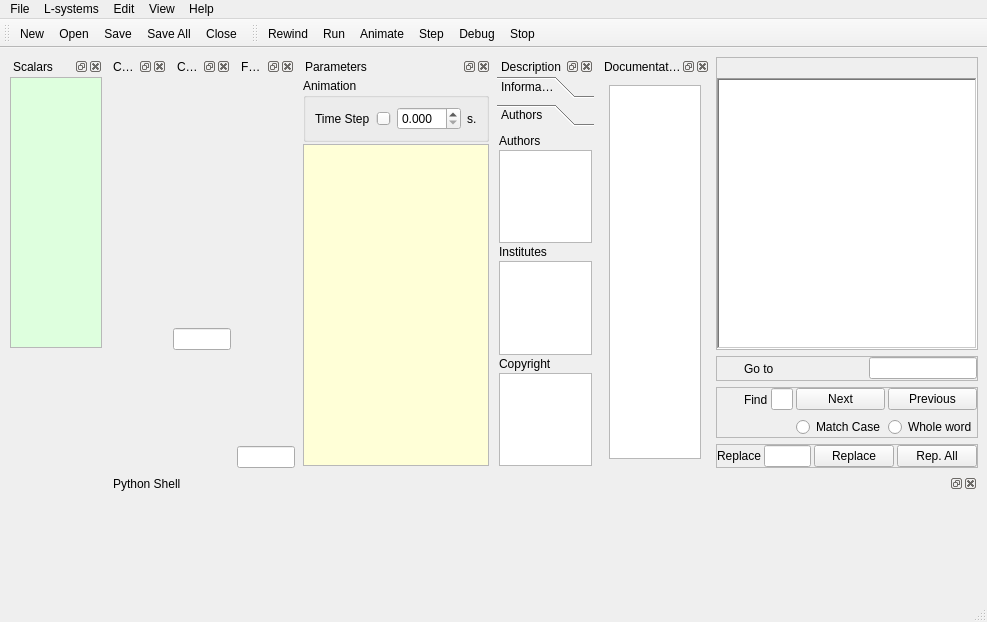
This is src/openalea/lpy/gui/lpymainwindow.ui in openalea/lpy as Qt 5 draws it before an edit. The edited form follows.
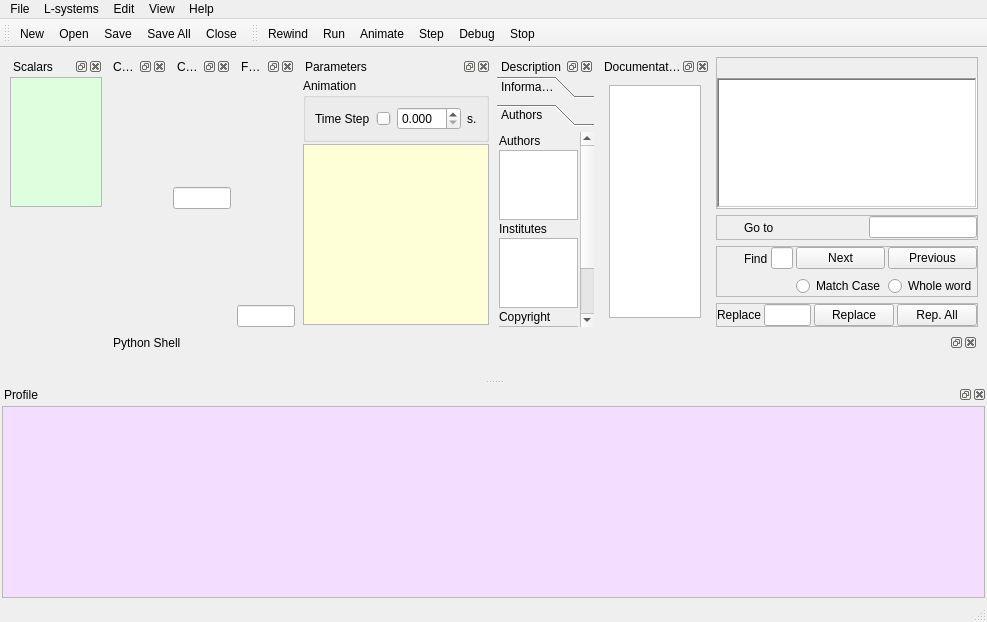
This is the edited form. The open tabs and pages were chosen to show the change. Icons and pictures are not drawn. Custom widgets are drawn as their Qt base class.

Commit message: - first draft of profiler - fix bug with file monitoring

What changed in the file:
```diff
--- a/src/openalea/lpy/gui/lpymainwindow.ui
+++ b/src/openalea/lpy/gui/lpymainwindow.ui
@@ -354,7 +354,7 @@
              <x>0</x>
              <y>0</y>
              <width>80</width>
-             <height>336</height>
+             <height>303</height>
             </rect>
            </property>
            <attribute name="label">
@@ -1087,6 +1087,98 @@
    <addaction name="actionDebug"/>
    <addaction name="actionStop"/>
   </widget>
+  <widget class="QDockWidget" name="profilerDock">
+   <property name="windowTitle">
+    <string>Profile</string>
+   </property>
+   <attribute name="dockWidgetArea">
+    <number>8</number>
+   </attribute>
+   <widget class="QWidget" name="dockWidgetContents_9">
+    <layout class="QVBoxLayout" name="verticalLayout_9">
+     <property name="spacing">
+      <number>2</number>
+     </property>
+     <property name="margin">
+      <number>2</number>
+     </property>
+     <item>
+      <widget class="QTreeView" name="profileView">
+       <property name="palette">
+        <palette>
+         <active>
+          <colorrole role="Base">
+           <brush brushstyle="SolidPattern">
+            <color alpha="255">
+             <red>244</red>
+             <green>222</green>
+             <blue>255</blue>
+            </color>
+           </brush>
+          </colorrole>
+          <colorrole role="AlternateBase">
+           <brush brushstyle="SolidPattern">
+            <color alpha="255">
+             <red>234</red>
+             <green>191</green>
+             <blue>255</blue>
+            </color>
+           </brush>
+          </colorrole>
+         </active>
+         <inactive>
+          <colorrole role="Base">
+           <brush brushstyle="SolidPattern">
+            <color alpha="255">
+             <red>244</red>
+             <green>222</green>
+             <blue>255</blue>
+            </color>
+           </brush>
+          </colorrole>
+          <colorrole role="AlternateBase">
+           <brush brushstyle="SolidPattern">
+            <color alpha="255">
+             <red>234</red>
+             <green>191</green>
+             <blue>255</blue>
+            </color>
+           </brush>
+          </colorrole>
+         </inactive>
+         <disabled>
+          <colorrole role="Base">
+           <brush brushstyle="SolidPattern">
+            <color alpha="255">
+             <red>236</red>
+             <green>233</green>
+             <blue>216</blue>
+            </color>
+           </brush>
+          </colorrole>
+          <colorrole role="AlternateBase">
+           <brush brushstyle="SolidPattern">
+            <color alpha="255">
+             <red>234</red>
+             <green>191</green>
+             <blue>255</blue>
+            </color>
+           </brush>
+          </colorrole>
+         </disabled>
+        </palette>
+       </property>
+       <property name="alternatingRowColors">
+        <bool>true</bool>
+       </property>
+       <property name="sortingEnabled">
+        <bool>true</bool>
+       </property>
+      </widget>
+     </item>
+    </layout>
+   </widget>
+  </widget>
   <action name="actionOpen">
    <property name="icon">
     <iconset resource="lpyresources.qrc">
```
Left out of the diff: 13 changed lines with no effect on the pictures. The commit also changes 10 other files.
